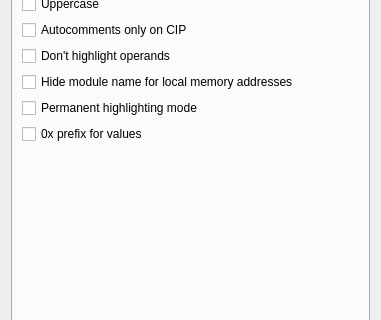
Qt form src/gui/Src/Gui/SettingsDialog.ui (x64dbg/x64dbg) before a commit; both pictures show x 0 to 381 and y 130 to 450 of the 381 by 567 pixel window.
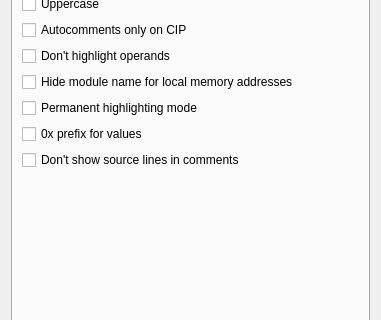
The same form after that commit. The open tabs and pages were chosen to show the change. Icons and pictures are not drawn.

Commit message: DBG+GUI: option to not show source line comments

What changed in the file:
```diff
--- a/src/gui/Src/Gui/SettingsDialog.ui
+++ b/src/gui/Src/Gui/SettingsDialog.ui
@@ -538,6 +538,13 @@
          </property>
         </widget>
        </item>
+       <item>
+        <widget class="QCheckBox" name="chkNoSourceLinesAutoComments">
+         <property name="text">
+          <string>Don't show source lines in comments</string>
+         </property>
+        </widget>
+       </item>
        <item>
         <spacer name="verticalSpacer_2">
          <property name="orientation">
```
Left out of the diff: 2 changed lines with no effect on the pictures. The commit also changes 3 other files.
